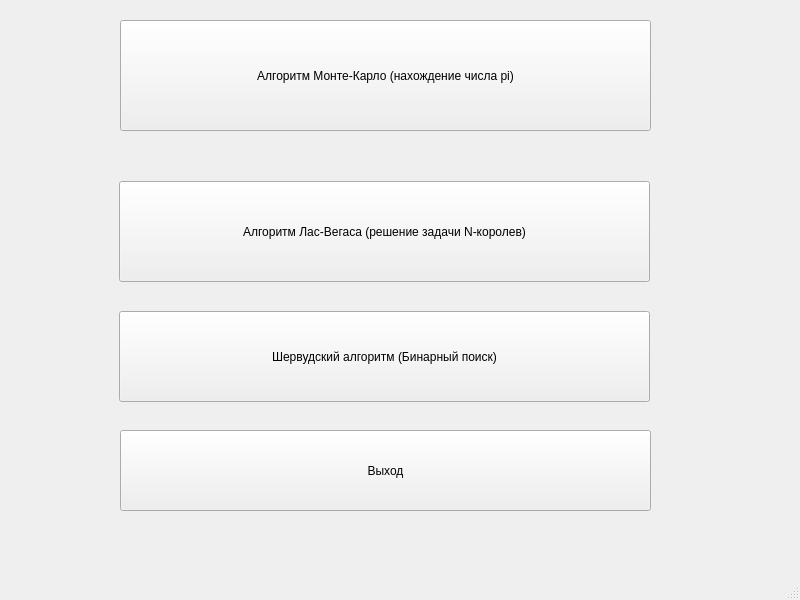
This is mainwindow.ui in N0M1N4T3D/Randomized_Algorithms as Qt 5 draws it before an edit. The edited form follows.
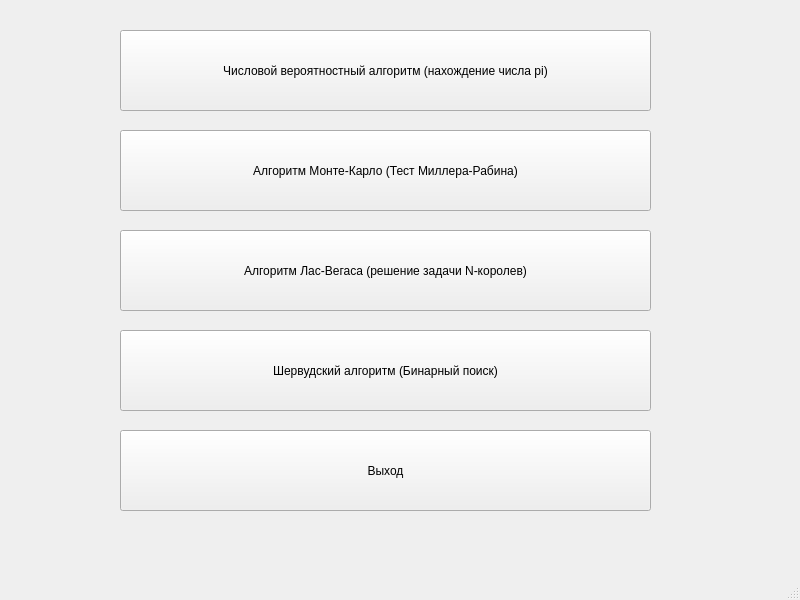
This is the edited form.

Commit message: добавлен числовой вероятностный алгоритм

Patch:
```diff
--- a/mainwindow.ui
+++ b/mainwindow.ui
@@ -18,22 +18,22 @@
     <property name="geometry">
      <rect>
       <x>120</x>
-      <y>20</y>
+      <y>30</y>
       <width>531</width>
-      <height>111</height>
+      <height>81</height>
      </rect>
     </property>
     <property name="text">
-     <string>Алгоритм Монте-Карло (нахождение числа pi)</string>
+     <string>Числовой вероятностный алгоритм (нахождение числа pi)</string>
     </property>
    </widget>
    <widget class="QPushButton" name="pushButton_2">
     <property name="geometry">
      <rect>
-      <x>119</x>
-      <y>181</y>
+      <x>120</x>
+      <y>230</y>
       <width>531</width>
-      <height>101</height>
+      <height>81</height>
      </rect>
     </property>
     <property name="text">
@@ -43,10 +43,10 @@
    <widget class="QPushButton" name="pushButton_3">
     <property name="geometry">
      <rect>
-      <x>119</x>
-      <y>311</y>
+      <x>120</x>
+      <y>330</y>
       <width>531</width>
-      <height>91</height>
+      <height>81</height>
      </rect>
     </property>
     <property name="text">
@@ -66,6 +66,19 @@
      <string>Выход</string>
     </property>
    </widget>
+   <widget class="QPushButton" name="pushButton_5">
+    <property name="geometry">
+     <rect>
+      <x>120</x>
+      <y>130</y>
+      <width>531</width>
+      <height>81</height>
+     </rect>
+    </property>
+    <property name="text">
+     <string>Алгоритм Монте-Карло (Тест Миллера-Рабина)</string>
+    </property>
+   </widget>
   </widget>
   <widget class="QMenuBar" name="menubar">
    <property name="geometry">
```
The commit also changes 9 other files.
